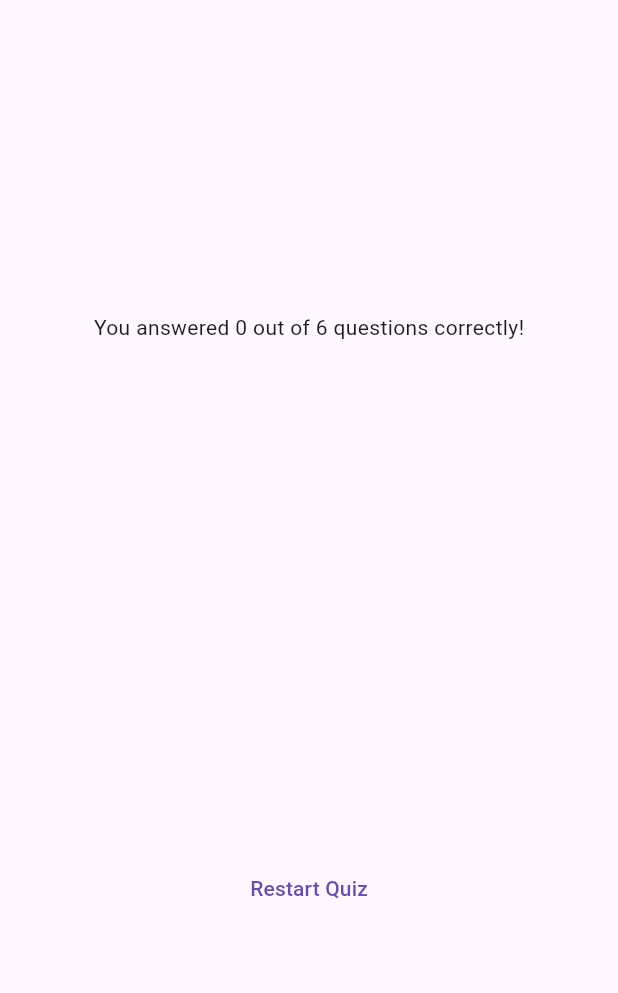
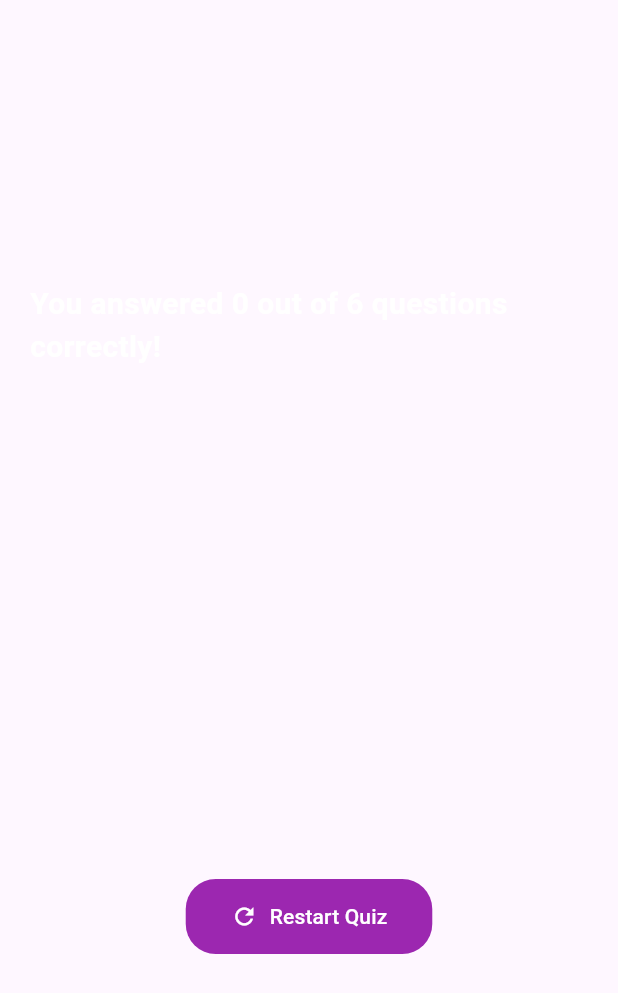
Before and after one commit to dlipkumar77/quiz_app_adv_basics, a Flutter app: the ResultsScreen widget shown alone on an empty page, opened directly with empty values, on a phone screen of 412 x 824 dp. Shown: the top 993 px of the screen. Run offline on Flutter 3.47's test engine with Material 3 defaults, Android fonts, the phone set to English and light mode, and no system bars.

Commit message:
Final page design & Restart Quiz fun

```diff
--- a/lib/results_screen.dart
+++ b/lib/results_screen.dart
@@ -7,9 +7,11 @@ class ResultsScreen extends StatelessWidget {
   const ResultsScreen({
     super.key,
     required this.choosenAnswers,
+    required this.reStartQuiz,
   });
 
   final List<String> choosenAnswers;
+  final void Function() reStartQuiz;
 
   List<Map<String, Object>> getSummary() {
     final List<Map<String, Object>> summary = [];
@@ -37,12 +39,18 @@ class ResultsScreen extends StatelessWidget {
     return SizedBox(
       width: double.infinity,
       child: Container(
-        margin: EdgeInsets.all(40),
+        margin: EdgeInsets.all(20),
         child: Column(
           mainAxisAlignment: MainAxisAlignment.center,
           children: [
             Text(
-                'You answered $numCorrectAnswers out of $numTotalQuestions questions correctly!'),
+              'You answered $numCorrectAnswers out of $numTotalQuestions questions correctly!',
+              style: const TextStyle(
+                fontSize: 20,
+                fontWeight: FontWeight.bold,
+                color: Colors.white, // Couleur blanche
+              ),
+            ),
             SizedBox(
               height: 20,
             ),
@@ -51,7 +59,22 @@ class ResultsScreen extends StatelessWidget {
             SizedBox(
               height: 20,
             ),
-            TextButton(onPressed: () {}, child: Text('Restart Quiz')),
+            TextButton.icon(
+              onPressed: reStartQuiz,
+              //onPressed: () {},
+              icon: const Icon(Icons.refresh, color: Colors.white),
+              label: Text(
+                'Restart Quiz',
+                style: TextStyle(color: Colors.white),
+              ),
+              style: TextButton.styleFrom(
+                backgroundColor: Colors.purple,
+                padding: EdgeInsets.symmetric(horizontal: 30, vertical: 15),
+                shape: RoundedRectangleBorder(
+                  borderRadius: BorderRadius.circular(20),
+                ),
+              ),
+            ),
           ],
         ),
       ),
```
Also changed, not shown: lib/questions_summary.dart (+33 -6 lines), lib/quiz.dart (+8 -0 lines).
